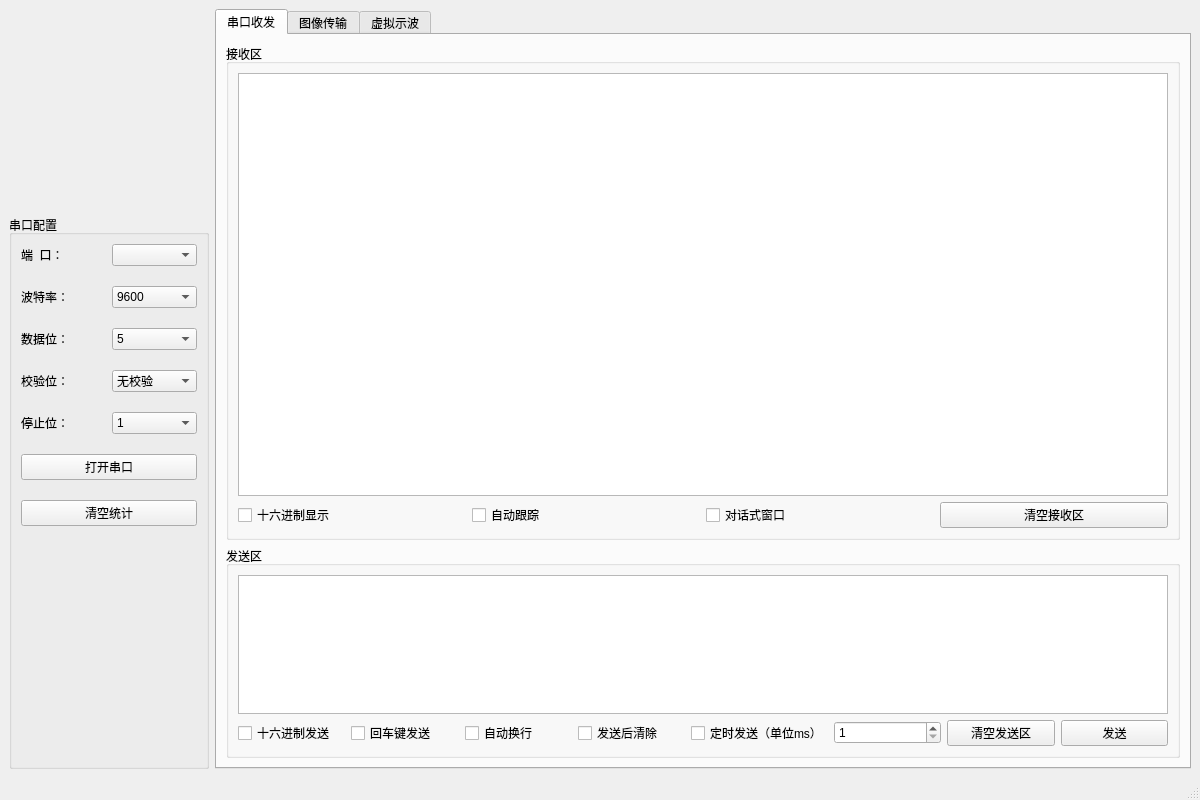
Qt form 01.RLCOM/MainWindow.ui (LHD0617/RLCOM) before a commit.
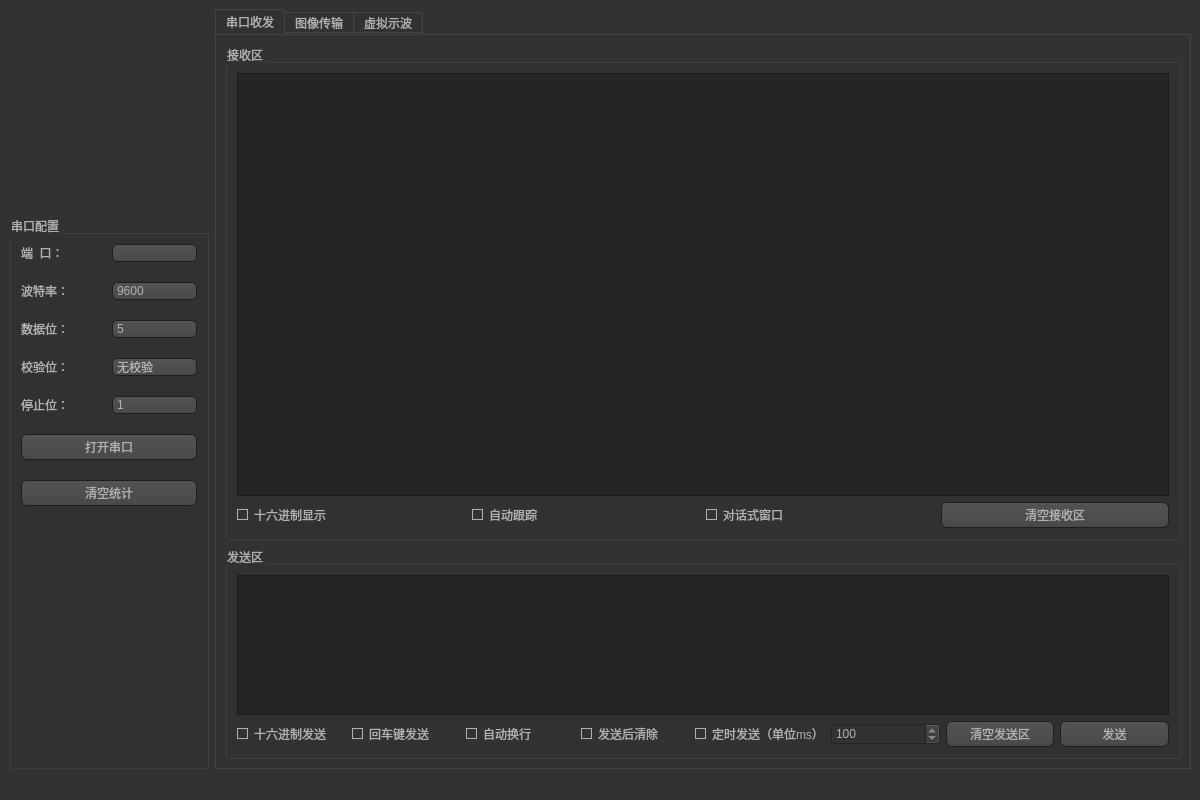
The same form after that commit. Icons and pictures are not drawn. Custom widgets are drawn as their Qt base class.

```diff
--- a/01.RLCOM/MainWindow.ui
+++ b/01.RLCOM/MainWindow.ui
@@ -18,7 +18,492 @@
     <normaloff>:/new/prefix1/logo.png</normaloff>:/new/prefix1/logo.png</iconset>
   </property>
   <property name="autoFillBackground">
-   <bool>true</bool>
+   <bool>false</bool>
+  </property>
+  <property name="styleSheet">
+   <string notr="true">QToolTip
+{
+     border: 1px solid black;
+     background-color: #ffa02f;
+     padding: 1px;
+     border-radius: 3px;
+     opacity: 100;
+}
+
+QWidget
+{
+    color: #b1b1b1;
+    background-color: #323232;
+}
+
+QWidget:item:hover
+{
+    background-color: QLinearGradient( x1: 0, y1: 0, x2: 0, y2: 1, stop: 0 #ffa02f, stop: 1 #ca0619);
+    color: #000000;
+}
+
+QWidget:item:selected
+{
+    background-color: QLinearGradient( x1: 0, y1: 0, x2: 0, y2: 1, stop: 0 #ffa02f, stop: 1 #d7801a);
+}
+
+QMenuBar::item
+{
+    background: transparent;
+}
+
+QMenuBar::item:selected
+{
+    background: transparent;
+    border: 1px solid #ffaa00;
+}
+
+QMenuBar::item:pressed
+{
+    background: #444;
+    border: 1px solid #000;
+    background-color: QLinearGradient(
+        x1:0, y1:0,
+        x2:0, y2:1,
+        stop:1 #212121,
+        stop:0.4 #343434/*,
+        stop:0.2 #343434,
+        stop:0.1 #ffaa00*/
+    );
+    margin-bottom:-1px;
+    padding-bottom:1px;
+}
+
+QMenu
+{
+    border: 1px solid #000;
+}
+
+QMenu::item
+{
+    padding: 2px 20px 2px 20px;
+}
+
+QMenu::item:selected
+{
+    color: #000000;
+}
+
+QWidget:disabled
+{
+    color: #404040;
+    background-color: #323232;
+}
+
+QAbstractItemView
+{
+    background-color: QLinearGradient( x1: 0, y1: 0, x2: 0, y2: 1, stop: 0 #4d4d4d, stop: 0.1 #646464, stop: 1 #5d5d5d);
+}
+
+QWidget:focus
+{
+    /*border: 2px solid QLinearGradient( x1: 0, y1: 0, x2: 0, y2: 1, stop: 0 #ffa02f, stop: 1 #d7801a);*/
+}
+
+QLineEdit
+{
+    background-color: QLinearGradient( x1: 0, y1: 0, x2: 0, y2: 1, stop: 0 #4d4d4d, stop: 0 #646464, stop: 1 #5d5d5d);
+    padding: 1px;
+    border-style: solid;
+    border: 1px solid #1e1e1e;
+    border-radius: 5;
+}
+
+QPushButton
+{
+    color: #b1b1b1;
+    background-color: QLinearGradient( x1: 0, y1: 0, x2: 0, y2: 1, stop: 0 #565656, stop: 0.1 #525252, stop: 0.5 #4e4e4e, stop: 0.9 #4a4a4a, stop: 1 #464646);
+    border-width: 1px;
+    border-color: #1e1e1e;
+    border-style: solid;
+    border-radius: 6;
+    padding: 3px;
+    padding-left: 5px;
+    padding-right: 5px;
+}
+
+QPushButton:pressed
+{
+    background-color: QLinearGradient( x1: 0, y1: 0, x2: 0, y2: 1, stop: 0 #2d2d2d, stop: 0.1 #2b2b2b, stop: 0.5 #292929, stop: 0.9 #282828, stop: 1 #252525);
+}
+
+QToolButton
+{
+	border-style:solid;
+	color: #b1b1b1;
+	padding:5px;
+	min-height:15px;
+	border-radius:0px;
+	background:#323232;
+}
+
+QToolButton:hover
+{
+	border-bottom-width:2;
+	background-color: #282828;
+	border-bottom-color:#d7801a;
+}
+
+QToolButton:checked
+{
+	border-bottom-width:2;
+	border-bottom-color:#ffa02f;
+	background-color: #282828;
+	border-radius:0px;
+}
+
+QComboBox
+{
+    selection-background-color: #ffaa00;
+    background-color: QLinearGradient( x1: 0, y1: 0, x2: 0, y2: 1, stop: 0 #565656, stop: 0.1 #525252, stop: 0.5 #4e4e4e, stop: 0.9 #4a4a4a, stop: 1 #464646);
+    border-style: solid;
+    border: 1px solid #1e1e1e;
+    border-radius: 5;
+}
+
+QComboBox:hover,QPushButton:hover
+{
+    border: 2px solid QLinearGradient( x1: 0, y1: 0, x2: 0, y2: 1, stop: 0 #ffa02f, stop: 1 #d7801a);
+}
+
+
+QComboBox:on
+{
+    padding-top: 3px;
+    padding-left: 4px;
+    background-color: QLinearGradient( x1: 0, y1: 0, x2: 0, y2: 1, stop: 0 #2d2d2d, stop: 0.1 #2b2b2b, stop: 0.5 #292929, stop: 0.9 #282828, stop: 1 #252525);
+    selection-background-color: #ffaa00;
+}
+
+QComboBox QAbstractItemView
+{
+    border: 2px solid darkgray;
+    selection-background-color: QLinearGradient( x1: 0, y1: 0, x2: 0, y2: 1, stop: 0 #ffa02f, stop: 1 #d7801a);
+}
+
+QComboBox::drop-down
+{
+     subcontrol-origin: padding;
+     subcontrol-position: top right;
+     width: 15px;
+
+     border-left-width: 0px;
+     border-left-color: darkgray;
+     border-left-style: solid; /* just a single line */
+     border-top-right-radius: 3px; /* same radius as the QComboBox */
+     border-bottom-right-radius: 3px;
+ }
+
+QComboBox::down-arrow
+{
+     image: url(:/icon/combobox.png);
+}
+
+QGroupBox:focus
+{
+border: 2px solid QLinearGradient( x1: 0, y1: 0, x2: 0, y2: 1, stop: 0 #ffa02f, stop: 1 #d7801a);
+}
+
+QTextEdit:focus
+{
+    border: 2px solid QLinearGradient( x1: 0, y1: 0, x2: 0, y2: 1, stop: 0 #ffa02f, stop: 1 #d7801a);
+}
+
+QScrollBar:horizontal {
+     border: 1px solid #222222;
+     background: QLinearGradient( x1: 0, y1: 0, x2: 0, y2: 1, stop: 0.0 #121212, stop: 0.2 #282828, stop: 1 #484848);
+     height: 7px;
+     margin: 0px 16px 0 16px;
+}
+
+QScrollBar::handle:horizontal
+{
+      background: QLinearGradient( x1: 0, y1: 0, x2: 1, y2: 0, stop: 0 #ffa02f, stop: 0.5 #d7801a, stop: 1 #ffa02f);
+      min-height: 20px;
+      border-radius: 2px;
+}
+
+QScrollBar::add-line:horizontal {
+      border: 1px solid #1b1b19;
+      border-radius: 2px;
+      background: QLinearGradient( x1: 0, y1: 0, x2: 1, y2: 0, stop: 0 #ffa02f, stop: 1 #d7801a);
+      width: 14px;
+      subcontrol-position: right;
+      subcontrol-origin: margin;
+}
+
+QScrollBar::sub-line:horizontal {
+      border: 1px solid #1b1b19;
+      border-radius: 2px;
+      background: QLinearGradient( x1: 0, y1: 0, x2: 1, y2: 0, stop: 0 #ffa02f, stop: 1 #d7801a);
+      width: 14px;
+     subcontrol-position: left;
+     subcontrol-origin: margin;
+}
+
+QScrollBar::right-arrow:horizontal, QScrollBar::left-arrow:horizontal
+{
+      border: 1px solid black;
+      width: 1px;
+      height: 1px;
+      background: white;
+}
+
+QScrollBar::add-page:horizontal, QScrollBar::sub-page:horizontal
+{
+      background: none;
+}
+
+QScrollBar:vertical
+{
+      background: QLinearGradient( x1: 0, y1: 0, x2: 1, y2: 0, stop: 0.0 #121212, stop: 0.2 #282828, stop: 1 #484848);
+      width: 7px;
+      margin: 16px 0 16px 0;
+      border: 1px solid #222222;
+}
+
+QScrollBar::handle:vertical
+{
+      background: QLinearGradient( x1: 0, y1: 0, x2: 0, y2: 1, stop: 0 #ffa02f, stop: 0.5 #d7801a, stop: 1 #ffa02f);
+      min-height: 20px;
+      border-radius: 2px;
+}
+
+QScrollBar::add-line:vertical
+{
+      border: 1px solid #1b1b19;
+      border-radius: 2px;
+      background: QLinearGradient( x1: 0, y1: 0, x2: 0, y2: 1, stop: 0 #ffa02f, stop: 1 #d7801a);
+      height: 14px;
+      subcontrol-position: bottom;
+      subcontrol-origin: margin;
+}
+
+QScrollBar::sub-line:vertical
+{
+      border: 1px solid #1b1b19;
+      border-radius: 2px;
+      background: QLinearGradient( x1: 0, y1: 0, x2: 0, y2: 1, stop: 0 #d7801a, stop: 1 #ffa02f);
+      height: 14px;
+      subcontrol-position: top;
+      subcontrol-origin: margin;
+}
+
+QScrollBar::up-arrow:vertical, QScrollBar::down-arrow:vertical
+{
+      border: 1px solid black;
+      width: 1px;
+      height: 1px;
+      background: white;
+}
+
+
+QScrollBar::add-page:vertical, QScrollBar::sub-page:vertical
+{
+      background: none;
+}
+
+QTextEdit
+{
+    background-color: #242424;
+}
+
+QPlainTextEdit
+{
+    background-color: #242424;
+}
+
+QHeaderView::section
+{
+    background-color: QLinearGradient(x1:0, y1:0, x2:0, y2:1, stop:0 #616161, stop: 0.5 #505050, stop: 0.6 #434343, stop:1 #656565);
+    color: white;
+    padding-left: 4px;
+    border: 1px solid #6c6c6c;
+}
+
+QCheckBox:disabled
+{
+color: #414141;
+}
+
+QDockWidget::title
+{
+    text-align: center;
+    spacing: 3px; /* spacing between items in the tool bar */
+    background-color: QLinearGradient(x1:0, y1:0, x2:0, y2:1, stop:0 #323232, stop: 0.5 #242424, stop:1 #323232);
+}
+
+QDockWidget::close-button, QDockWidget::float-button
+{
+    text-align: center;
+    spacing: 1px; /* spacing between items in the tool bar */
+    background-color: QLinearGradient(x1:0, y1:0, x2:0, y2:1, stop:0 #323232, stop: 0.5 #242424, stop:1 #323232);
+}
+
+QDockWidget::close-button:hover, QDockWidget::float-button:hover
+{
+    background: #242424;
+}
+
+QDockWidget::close-button:pressed, QDockWidget::float-button:pressed
+{
+    padding: 1px -1px -1px 1px;
+}
+
+QMainWindow::separator
+{
+    background-color: QLinearGradient(x1:0, y1:0, x2:0, y2:1, stop:0 #161616, stop: 0.5 #151515, stop: 0.6 #212121, stop:1 #343434);
+    color: white;
+    padding-left: 4px;
+    border: 1px solid #4c4c4c;
+    spacing: 3px; /* spacing between items in the tool bar */
+}
+
+QMainWindow::separator:hover
+{
+
+    background-color: QLinearGradient(x1:0, y1:0, x2:0, y2:1, stop:0 #d7801a, stop:0.5 #b56c17 stop:1 #ffa02f);
+    color: white;
+    padding-left: 4px;
+    border: 1px solid #6c6c6c;
+    spacing: 3px; /* spacing between items in the tool bar */
+}
+
+QToolBar::handle
+{
+     spacing: 3px; /* spacing between items in the tool bar */
+     background: url(:/icon/handle.png);
+}
+
+QMenu::separator
+{
+    height: 2px;
+    background-color: QLinearGradient(x1:0, y1:0, x2:0, y2:1, stop:0 #161616, stop: 0.5 #151515, stop: 0.6 #212121, stop:1 #343434);
+    color: white;
+    padding-left: 4px;
+    margin-left: 10px;
+    margin-right: 5px;
+}
+
+QProgressBar
+{
+    border: 2px solid grey;
+    border-radius: 5px;
+    text-align: center;
+}
+
+QProgressBar::chunk
+{
+    background-color: #d7801a;
+    width: 2.15px;
+    margin: 0.5px;
+}
+
+QTabBar::tab {
+    color: #b1b1b1;
+    border: 1px solid #444;
+    border-bottom-style: none;
+    background-color: #323232;
+    padding-left: 10px;
+    padding-right: 10px;
+    padding-top: 3px;
+    padding-bottom: 2px;
+    margin-right: -1px;
+}
+
+QTabWidget::pane {
+    border: 1px solid #444;
+    top: 1px;
+}
+
+QTabBar::tab:last
+{
+    margin-right: 0; /* the last selected tab has nothing to overlap with on the right */
+    border-top-right-radius: 3px;
+}
+
+QTabBar::tab:first:!selected
+{
+ margin-left: 0px; /* the last selected tab has nothing to overlap with on the right */
+
+
+    border-top-left-radius: 3px;
+}
+
+QTabBar::tab:!selected
+{
+    color: #b1b1b1;
+    border-bottom-style: solid;
+    margin-top: 3px;
+    background-color: QLinearGradient(x1:0, y1:0, x2:0, y2:1, stop:1 #212121, stop:.4 #343434);
+}
+
+QTabBar::tab:selected
+{
+    border-top-left-radius: 3px;
+    border-top-right-radius: 3px;
+    margin-bottom: 0px;
+}
+
+QTabBar::tab:!selected:hover
+{
+    /*border-top: 2px solid #ffaa00;
+    padding-bottom: 3px;*/
+    border-top-left-radius: 3px;
+    border-top-right-radius: 3px;
+    background-color: QLinearGradient(x1:0, y1:0, x2:0, y2:1, stop:1 #212121, stop:0.4 #343434, stop:0.2 #343434, stop:0.1 #ffaa00);
+}
+
+QRadioButton::indicator:checked, QRadioButton::indicator:unchecked{
+    color: #b1b1b1;
+    background-color: #323232;
+    border: 1px solid #b1b1b1;
+    border-radius: 6px;
+}
+
+QRadioButton::indicator:checked
+{
+    background-color: qradialgradient(
+        cx: 0.5, cy: 0.5,
+        fx: 0.5, fy: 0.5,
+        radius: 1.0,
+        stop: 0.25 #ffaa00,
+        stop: 0.3 #323232
+    );
+}
+
+QCheckBox::indicator{
+    color: #b1b1b1;
+    background-color: #323232;
+    border: 1px solid #b1b1b1;
+    width: 9px;
+    height: 9px;
+}
+
+QRadioButton::indicator
+{
+    border-radius: 6px;
+}
+
+QRadioButton::indicator:hover, QCheckBox::indicator:hover
+{
+    border: 1px solid #ffaa00;
+}
+
+QCheckBox::indicator:checked
+{
+    image:url(:/icon/checkbox.png);
+}
+
+QCheckBox::indicator:disabled, QRadioButton::indicator:disabled
+{
+    border: 1px solid #444;
+}</string>
   </property>
   <widget class="QWidget" name="centralwidget">
    <layout class="QGridLayout" name="gridLayout_4">
@@ -394,7 +879,7 @@
               <number>5000</number>
              </property>
              <property name="value">
-              <number>1</number>
+              <number>100</number>
              </property>
             </widget>
            </item>
```
Left out of the diff: 4 changed lines with no effect on the pictures.
